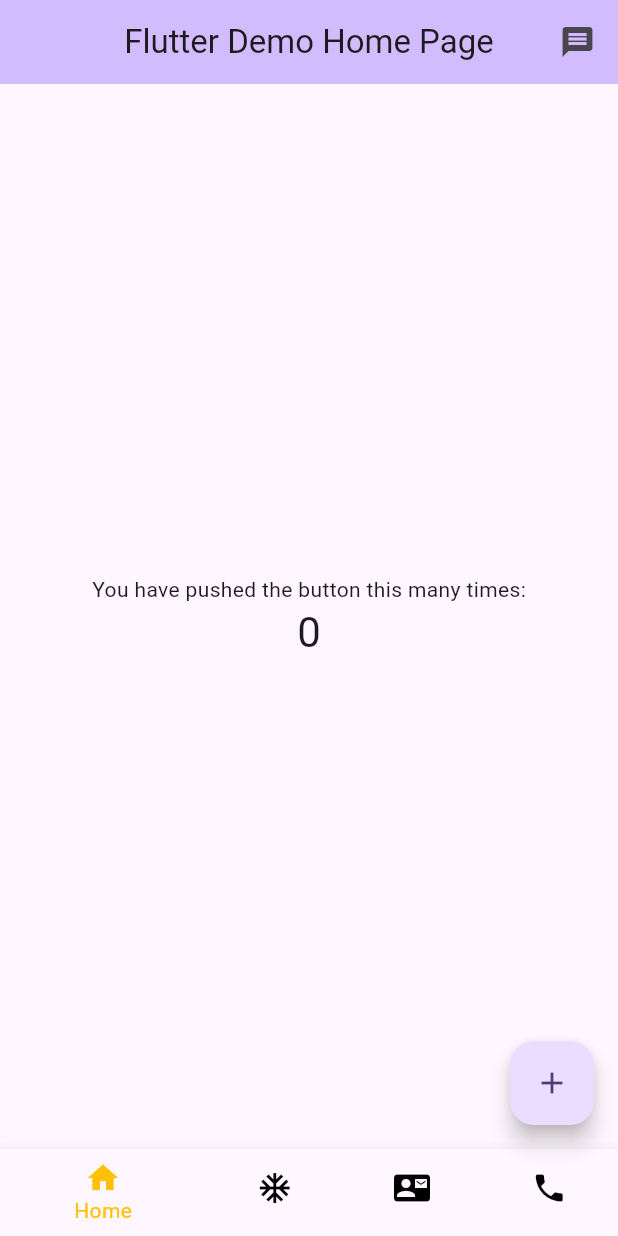
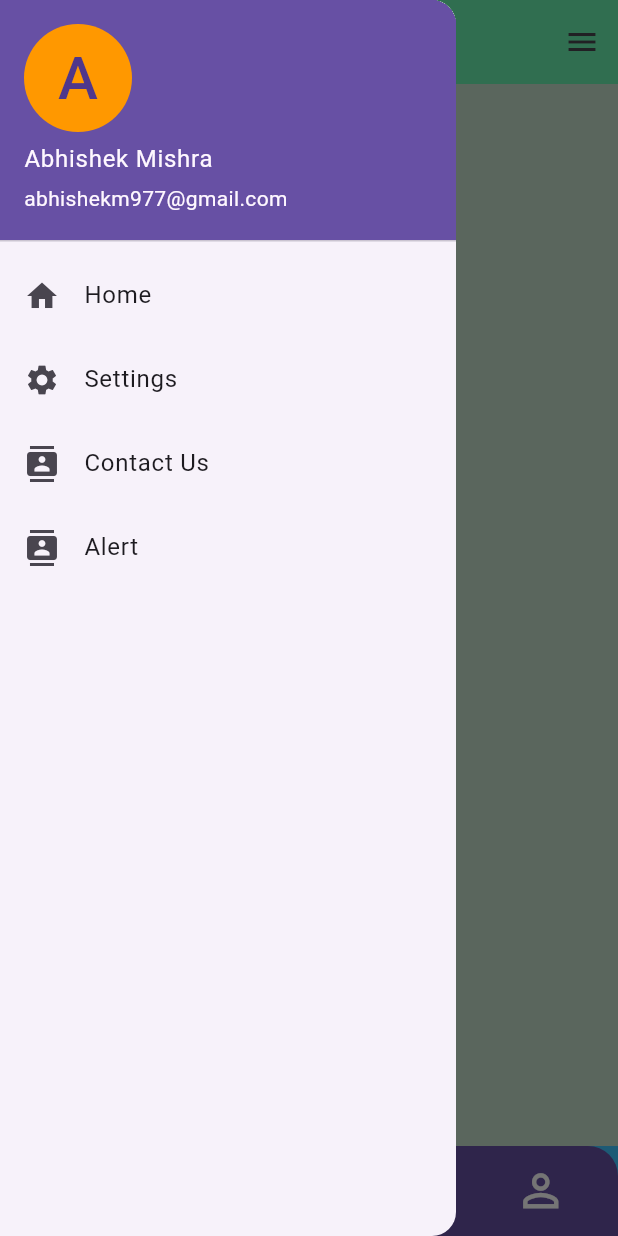
Before and after one commit to flutter-edge/flutterone, a Flutter app: the screen it shows after launch, with the side drawer open (before the commit the screen has no drawer), on a phone screen of 412 x 824 dp. Run offline on Flutter 3.47's test engine with Material 3 defaults, Android fonts, the phone set to English and light mode, and no system bars; our stand-ins replace flutter_spinkit, font_awesome_flutter, get.

Commit message:
second class of flutter widget and state management

```diff
--- /dev/null
+++ b/lib/home/homeScreen.dart
@@ -0,0 +1,417 @@
+import 'package:first/about/aboutScreen.dart';
+import 'package:flutter/material.dart';
+import 'package:flutter_spinkit/flutter_spinkit.dart';
+import 'package:font_awesome_flutter/font_awesome_flutter.dart';
+
+class HomeScreen extends StatefulWidget {
+  HomeScreen({super.key});
+
+  @override
+  State<HomeScreen> createState() => _HomeScreenState();
+}
+
+class _HomeScreenState extends State<HomeScreen> {
+  List<Color> myColors = [
+    Colors.redAccent,
+    Colors.yellowAccent,
+    Colors.blueAccent
+  ];
+
+  int pageIndex = 0;
+
+  final pages = [
+    const Page1(),
+    const Page2(),
+    const Page3(),
+    const Page4(),
+  ];
+
+  void _modalBottomSheetMenu() {
+    showModalBottomSheet(
+        context: context,
+        builder: (builder) {
+          return new Container(
+            height: 350.0,
+            color: Colors.transparent, //could change this to Color(0xFF737373),
+            //so you don't have to change MaterialApp canvasColor
+            child: new Container(
+                decoration: new BoxDecoration(
+                    color: Colors.white,
+                    borderRadius: new BorderRadius.only(
+                        topLeft: const Radius.circular(10.0),
+                        topRight: const Radius.circular(10.0))),
+                child: new Center(
+                  child: new Text("This is a modal sheet"),
+                )),
+          );
+        });
+  }
+
+  showAlertDialog(BuildContext context) {
+    // set up the button
+    Widget okButton = TextButton(
+      child: Text("OK"),
+      onPressed: () {},
+    );
+
+    // set up the AlertDialog
+    AlertDialog alert = AlertDialog(
+      title: Text("My title"),
+      content: Text("This is my message."),
+      actions: [
+        okButton,
+      ],
+    );
+
+    // show the dialog
+    showDialog(
+      context: context,
+      builder: (BuildContext context) {
+        return alert;
+      },
+    );
+  }
+
+  @override
+  Widget build(BuildContext context) {
+    return Scaffold(
+      backgroundColor: Colors.lightBlueAccent,
+      appBar: AppBar(
+        // leading: BackButton(),
+        backgroundColor: Colors.greenAccent,
+
+        title: Text("Home Page Design"),
+        centerTitle: true,
+      ),
+      drawer: Drawer(
+        child: ListView(
+          // Important: Remove any padding from the ListView.
+          padding: EdgeInsets.zero,
+          children: <Widget>[
+            UserAccountsDrawerHeader(
+              accountName: Text("Abhishek Mishra"),
+              accountEmail: Text("abhishekm977@gmail.com"),
+              currentAccountPicture: CircleAvatar(
+                backgroundColor: Colors.orange,
+                child: Text(
+                  "A",
+                  style: TextStyle(fontSize: 40.0),
+                ),
+              ),
+            ),
+            ListTile(
+              leading: Icon(Icons.home),
+              title: Text("Home"),
+              onTap: () {
+                Navigator.pop(context);
+              },
+            ),
+            ListTile(
+              leading: Icon(Icons.settings),
+              title: Text("Settings"),
+              onTap: () {
+                Navigator.pop(context);
+              },
+            ),
+            ListTile(
+              leading: Icon(Icons.contacts),
+              title: Text("Contact Us"),
+              onTap: () {
+                Navigator.pop(context);
+              },
+            ),
+            ListTile(
+              leading: Icon(Icons.contacts),
+              title: Text("Alert"),
+              onTap: () {
+                showAlertDialog(context);
+              },
+            ),
+          ],
+        ),
+      ),
+      endDrawer: Drawer(
+        child: ListView(
+          // Important: Remove any padding from the ListView.
+          padding: EdgeInsets.zero,
+          children: <Widget>[
+            UserAccountsDrawerHeader(
+              accountName: Text("Abhishek Mishra"),
+              accountEmail: Text("abhishekm977@gmail.com"),
+              currentAccountPicture: CircleAvatar(
+                backgroundColor: Colors.orange,
+                child: Text(
+                  "A",
+                  style: TextStyle(fontSize: 40.0),
+                ),
+              ),
+            ),
+            ListTile(
+              leading: Icon(Icons.home),
+              title: Text("Home"),
+              onTap: () {
+                Navigator.pop(context);
+              },
+            ),
+            ListTile(
+              leading: Icon(Icons.settings),
+              title: Text("Settings"),
+              onTap: () {
+                Navigator.pop(context);
+              },
+            ),
+            ListTile(
+              leading: Icon(Icons.contacts),
+              title: Text("Contact Us"),
+              onTap: () {
+                Navigator.pop(context);
+              },
+            ),
+            ListTile(
+              leading: Icon(Icons.contacts),
+              title: Text("Alert"),
+              onTap: () {
+                showAlertDialog(context);
+              },
+            ),
+          ],
+        ),
+      ),
+      body: pages[pageIndex],
+      bottomNavigationBar: Container(
+        height: 60,
+        decoration: BoxDecoration(
+          color: Theme.of(context).primaryColor,
+          borderRadius: const BorderRadius.only(
+            topLeft: Radius.circular(20),
+            topRight: Radius.circular(20),
+          ),
+        ),
+        child: Row(
+          mainAxisAlignment: MainAxisAlignment.spaceAround,
+          children: [
+            IconButton(
+              enableFeedback: false,
+              onPressed: () {
+                setState(() {
+                  pageIndex = 0;
+                });
+              },
+              icon: pageIndex == 0
+                  ? const Icon(
+                      Icons.home_filled,
+                      color: Colors.white,
+                      size: 35,
+                    )
+                  : const Icon(
+                      Icons.home_outlined,
+                      color: Colors.white,
+                      size: 35,
+                    ),
+            ),
+            IconButton(
+              enableFeedback: false,
+              onPressed: () {
+                setState(() {
+                  pageIndex = 1;
+                });
+              },
+              icon: pageIndex == 1
+                  ? const Icon(
+                      Icons.work_rounded,
+                      color: Colors.white,
+                      size: 35,
+                    )
+                  : const Icon(
+                      Icons.work_outline_outlined,
+                      color: Colors.white,
+                      size: 35,
+                    ),
+            ),
+            IconButton(
+              enableFeedback: false,
+              onPressed: () {
+                setState(() {
+                  pageIndex = 2;
+                });
+              },
+              icon: pageIndex == 2
+                  ? const Icon(
+                      Icons.widgets_rounded,
+                      color: Colors.white,
+                      size: 35,
+                    )
+                  : const Icon(
+                      Icons.widgets_outlined,
+                      color: Colors.white,
+                      size: 35,
+                    ),
+            ),
+            IconButton(
+              enableFeedback: false,
+              onPressed: () {
+                setState(() {
+                  pageIndex = 3;
+                });
+              },
+              icon: pageIndex == 3
+                  ? const Icon(
+                      Icons.person,
+                      color: Colors.white,
+                      size: 35,
+                    )
+                  : const Icon(
+                      Icons.person_outline,
+                      color: Colors.white,
+                      size: 35,
+                    ),
+            ),
+          ],
+        ),
+      ),
+      floatingActionButton: FloatingActionButton(
+        mini: true,
+        onPressed: _modalBottomSheetMenu,
+        child: FaIcon(FontAwesomeIcons.message),
+      ),
+      floatingActionButtonLocation: FloatingActionButtonLocation.centerDocked,
+
+      /*  Container(
+        margin: EdgeInsets.symmetric(vertical: 50),
+        width: MediaQuery.of(context).size.width,
+        child: Row(
+          mainAxisAlignment: MainAxisAlignment.spaceEvenly,
+          crossAxisAlignment: CrossAxisAlignment.center,
+          children: myColors.map((col) => myContainer(h:100,w: 100,color: col)).toList(),
+        ),
+      )*/
+    );
+  }
+}
+
+Widget myContainer({double? w, double? h, Color? color}) {
+  return Container(
+    width: w,
+    height: h,
+    color: color,
+  );
+}
+
+class Page1 extends StatefulWidget {
+  const Page1({Key? key}) : super(key: key);
+
+  @override
+  State<Page1> createState() => _Page1State();
+}
+
+class _Page1State extends State<Page1> with SingleTickerProviderStateMixin{
+  bool isRunning =false;
+  late final spinkit;
+
+  @override
+  void initState() {
+     spinkit = SpinKitThreeInOut(
+      color: Colors.blueGrey,
+      size: 50.0,
+      controller: AnimationController(vsync: this, duration: const Duration(milliseconds: 1200)),
+    );
+    super.initState();
+  }
+  @override
+  Widget build(BuildContext context) {
+    return Container(
+      color: const Color(0xffC4DFCB),
+      child: Center(
+        child: Column(
+          children: [
+            SizedBox(height: 100,),
+            if(isRunning)
+              spinkit,
+            ElevatedButton(
+              child: Text("Go to About"),
+              onPressed: () async{
+                Navigator.of(context)
+                    .push(MaterialPageRoute(builder: (context) => AboutScreen())).
+                then((value) async => {
+                  Future.delayed(Duration.zero,(){
+                    setState(() {
+                      isRunning=true;
+                    });
+                }),
+                  await Future.delayed(Duration(seconds: 5)).then((value) => {
+                  setState(() {
+                  isRunning=false;
+                  })
+                  })
+                });
+  }
+            ),
+          ],
+        ),
+      ),
+    );
+  }
+}
+
+class Page2 extends StatelessWidget {
+  const Page2({Key? key}) : super(key: key);
+
+  @override
+  Widget build(BuildContext context) {
+    return Container(
+      color: const Color(0xffC4DFCB),
+      child: Center(
+        child: Text(
+          "Page Number 2",
+          style: TextStyle(
+            color: Colors.green[900],
+            fontSize: 45,
+            fontWeight: FontWeight.w500,
+          ),
+        ),
+      ),
+    );
+  }
+}
+
+class Page3 extends StatelessWidget {
+  const Page3({Key? key}) : super(key: key);
+
+  @override
+  Widget build(BuildContext context) {
+    return Container(
+      color: const Color(0xffcd0b37),
+      child: Center(
+        child: Text(
+          "Page Number 3",
+          style: TextStyle(
+            color: Colors.green[900],
+            fontSize: 45,
+            fontWeight: FontWeight.w500,
+          ),
+        ),
+      ),
+    );
+  }
+}
+
+class Page4 extends StatelessWidget {
+  const Page4({Key? key}) : super(key: key);
+
+  @override
+  Widget build(BuildContext context) {
+    return Container(
+      color: const Color(0xff9f08f8),
+      child: Center(
+        child: Text(
+          "Page Number 4",
+          style: TextStyle(
+            color: Colors.green[900],
+            fontSize: 45,
+            fontWeight: FontWeight.w500,
+          ),
+        ),
+      ),
+    );
+  }
+}
--- a/lib/main.dart
+++ b/lib/main.dart
@@ -1,108 +1,21 @@
+
+
+import 'package:first/home/homeScreen.dart';
 import 'package:flutter/material.dart';
 
-void main() {
-  runApp(const MyApp());
+
+void main(){
+  runApp(MyApp());
 }
 
 class MyApp extends StatelessWidget {
   const MyApp({super.key});
 
-  // This widget is the root of your application.
   @override
   Widget build(BuildContext context) {
     return MaterialApp(
       debugShowCheckedModeBanner: false,
-      title: 'Flutter Demo',
-      theme: ThemeData(
-        colorScheme: ColorScheme.fromSeed(seedColor: Colors.deepPurple),
-
-        useMaterial3: true,
-      ),
-      home: const MyHomePage(title: 'Flutter Demo Home Page'),
+      home: HomeScreen(),
     );
   }
 }
-
-class MyHomePage extends StatefulWidget {
-  const MyHomePage({super.key, required this.title});
-
-  // This widget is the home page of your application. It is stateful, meaning
-  // that it has a State object (defined below) that contains fields that affect
-  // how it looks.
-
-  // This class is the configuration for the state. It holds the values (in this
-  // case the title) provided by the parent (in this case the App widget) and
-  // used by the build method of the State. Fields in a Widget subclass are
-  // always marked "final".
-
-  final String title;
-
-  @override
-  State<MyHomePage> createState() => _MyHomePageState();
-}
-
-class _MyHomePageState extends State<MyHomePage> {
-  int _counter = 0;
-  int _activeIndex=0;
-
-  void _incrementCounter() {
-    setState(() {
-      _counter--;
-    });
-  }
-  void _changeIndex(int index) {
-    setState(() {
-      _activeIndex=index;
-    });
-  }
-
-
-  @override
-  Widget build(BuildContext context) {
-    return Scaffold(
-      appBar: AppBar(
-       backgroundColor: Theme.of(context).colorScheme.inversePrimary,
-        title: Text(widget.title),
-        centerTitle: true,
-        actions: [
-          Icon(Icons.message),
-          SizedBox(width: 15,)
-        ],
-      ),
-      body: Center(
-
-        child: Column(
-          mainAxisAlignment: MainAxisAlignment.center,
-          children: <Widget>[
-            const Text(
-              'You have pushed the button this many times:',
-            ),
-            Text(
-              '$_counter',
-              style: Theme.of(context).textTheme.headlineMedium,
-            ),
-          ],
-        ),
-      ),
-      floatingActionButton: FloatingActionButton(
-        onPressed: _incrementCounter,
-        tooltip: 'Increment',
-        child: const Icon(Icons.add),
-      ),
-      bottomNavigationBar: BottomNavigationBar(
-        currentIndex: _activeIndex,
-        unselectedItemColor: Colors.black,
-        fixedColor: Colors.amber,
-        items: [
-          BottomNavigationBarItem(icon: Icon(Icons.home),label: "Home"),
-          BottomNavigationBarItem(icon: Icon(Icons.ac_unit),label: "About"),
-          BottomNavigationBarItem(icon: Icon(Icons.contact_mail),label: "Email"),
-          BottomNavigationBarItem(icon: Icon(Icons.phone),label: "Phone"),
-        ],
-        onTap:(index){
-          _changeIndex(index);
-        },
-      ),// This trailing comma makes auto-formatting nicer for build methods.
-    );
-  }
-}
--- a/pubspec.yaml
+++ b/pubspec.yaml
@@ -35,6 +35,9 @@ dependencies:
   # The following adds the Cupertino Icons font to your application.
   # Use with the CupertinoIcons class for iOS style icons.
   cupertino_icons: ^1.0.6
+  font_awesome_flutter: ^10.7.0
+  flutter_spinkit: ^5.2.1
+  get: ^4.6.6
 
 dev_dependencies:
   flutter_test:
```
Also changed, not shown: lib/about/aboutController.dart (added, +21 -0 lines), lib/about/aboutScreen.dart (added, +69 -0 lines), pubspec.lock.
